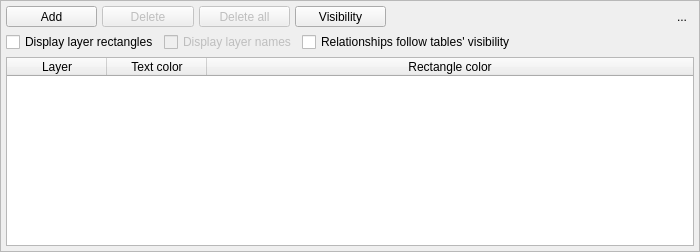
This is libs/libgui/ui/widgets/layersconfigwidget.ui in pgmodeler/pgmodeler as Qt 5 draws it before an edit. The edited form follows.
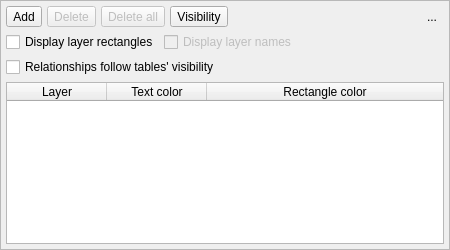
This is the edited form. Icons and pictures are not drawn.

What changed in the file:
```diff
--- a/libs/libgui/ui/widgets/layersconfigwidget.ui
+++ b/libs/libgui/ui/widgets/layersconfigwidget.ui
@@ -6,14 +6,14 @@
    <rect>
     <x>0</x>
     <y>0</y>
-    <width>700</width>
-    <height>252</height>
+    <width>450</width>
+    <height>250</height>
    </rect>
   </property>
   <property name="minimumSize">
    <size>
-    <width>700</width>
-    <height>180</height>
+    <width>450</width>
+    <height>250</height>
    </size>
   </property>
   <property name="maximumSize">
@@ -61,7 +61,10 @@
      <property name="frameShadow">
       <enum>QFrame::Raised</enum>
      </property>
-     <layout class="QGridLayout" name="gridLayout">
+     <layout class="QVBoxLayout" name="verticalLayout_2">
+      <property name="spacing">
+       <number>5</number>
+      </property>
       <property name="leftMargin">
        <number>5</number>
       </property>
@@ -74,60 +77,9 @@
       <property name="bottomMargin">
        <number>5</number>
       </property>
-      <property name="spacing">
-       <number>5</number>
-      </property>
-      <item row="0" column="3">
-       <widget class="QToolButton" name="visibility_tb">
-        <property name="enabled">
-         <bool>true</bool>
-        </property>
-        <property name="sizePolicy">
-         <sizepolicy hsizetype="Preferred" vsizetype="Preferred">
-          <horstretch>0</horstretch>
-          <verstretch>0</verstretch>
-         </sizepolicy>
-        </property>
-        <property name="minimumSize">
-         <size>
-          <width>0</width>
-          <height>0</height>
-         </size>
-        </property>
-        <property name="toolTip">
-         <string>Add a new layer</string>
-        </property>
-        <property name="text">
-         <string>Visibility</string>
-        </property>
-        <property name="icon">
-         <iconset resource="../../res/resources.qrc">
-          <normaloff>:/icons/icons/layervisibility.png</normaloff>:/icons/icons/layervisibility.png</iconset>
-        </property>
-        <property name="iconSize">
-         <size>
-          <width>25</width>
-          <height>25</height>
-         </size>
-        </property>
-        <property name="checkable">
-         <bool>false</bool>
-        </property>
-        <property name="checked">
-         <bool>false</bool>
-        </property>
-        <property name="popupMode">
-         <enum>QToolButton::InstantPopup</enum>
-        </property>
-        <property name="toolButtonStyle">
-         <enum>Qt::ToolButtonTextBesideIcon</enum>
-        </property>
-        <property name="autoRaise">
-         <bool>false</bool>
-        </property>
-       </widget>
-      </item>
-      <item row="0" column="0">
+      <item>
+       <layout class="QHBoxLayout" name="horizontalLayout_2">
+        <item>
        <widget class="QToolButton" name="add_tb">
         <property name="enabled">
          <bool>true</bool>
@@ -171,51 +123,7 @@
         </property>
        </widget>
       </item>
-      <item row="0" column="2">
-       <widget class="QToolButton" name="remove_all_tb">
-        <property name="enabled">
-         <bool>false</bool>
-        </property>
-        <property name="sizePolicy">
-         <sizepolicy hsizetype="Preferred" vsizetype="Preferred">
-          <horstretch>0</horstretch>
-          <verstretch>0</verstretch>
-         </sizepolicy>
-        </property>
-        <property name="minimumSize">
-         <size>
-          <width>0</width>
-          <height>0</height>
-         </size>
-        </property>
-        <property name="toolTip">
-         <string>Remove all layers</string>
-        </property>
-        <property name="text">
-         <string>Delete all</string>
-        </property>
-        <property name="icon">
-         <iconset resource="../../res/resources.qrc">
-          <normaloff>:/icons/icons/clearlayers.png</normaloff>:/icons/icons/clearlayers.png</iconset>
-        </property>
-        <property name="iconSize">
-         <size>
-          <width>25</width>
-          <height>25</height>
-         </size>
-        </property>
-        <property name="shortcut">
-         <string>Shift+Del</string>
-        </property>
-        <property name="toolButtonStyle">
-         <enum>Qt::ToolButtonTextBesideIcon</enum>
-        </property>
-        <property name="autoRaise">
-         <bool>false</bool>
-        </property>
-       </widget>
-      </item>
-      <item row="0" column="1">
+        <item>
        <widget class="QToolButton" name="remove_tb">
         <property name="enabled">
          <bool>false</bool>
@@ -259,7 +167,145 @@
         </property>
        </widget>
       </item>
-      <item row="1" column="0" colspan="8">
+        <item>
+         <widget class="QToolButton" name="remove_all_tb">
+          <property name="enabled">
+           <bool>false</bool>
+          </property>
+          <property name="sizePolicy">
+           <sizepolicy hsizetype="Preferred" vsizetype="Preferred">
+            <horstretch>0</horstretch>
+            <verstretch>0</verstretch>
+           </sizepolicy>
+          </property>
+          <property name="minimumSize">
+           <size>
+            <width>0</width>
+            <height>0</height>
+           </size>
+          </property>
+          <property name="toolTip">
+           <string>Remove all layers</string>
+          </property>
+          <property name="text">
+           <string>Delete all</string>
+          </property>
+          <property name="icon">
+           <iconset resource="../../res/resources.qrc">
+            <normaloff>:/icons/icons/clearlayers.png</normaloff>:/icons/icons/clearlayers.png</iconset>
+          </property>
+          <property name="iconSize">
+           <size>
+            <width>25</width>
+            <height>25</height>
+           </size>
+          </property>
+          <property name="shortcut">
+           <string>Shift+Del</string>
+          </property>
+          <property name="toolButtonStyle">
+           <enum>Qt::ToolButtonTextBesideIcon</enum>
+          </property>
+          <property name="autoRaise">
+           <bool>false</bool>
+          </property>
+         </widget>
+        </item>
+        <item>
+         <widget class="QToolButton" name="visibility_tb">
+          <property name="enabled">
+           <bool>true</bool>
+          </property>
+          <property name="sizePolicy">
+           <sizepolicy hsizetype="Preferred" vsizetype="Preferred">
+            <horstretch>0</horstretch>
+            <verstretch>0</verstretch>
+           </sizepolicy>
+          </property>
+          <property name="minimumSize">
+           <size>
+            <width>0</width>
+            <height>0</height>
+           </size>
+          </property>
+          <property name="toolTip">
+           <string>Add a new layer</string>
+          </property>
+          <property name="text">
+           <string>Visibility</string>
+          </property>
+          <property name="icon">
+           <iconset resource="../../res/resources.qrc">
+            <normaloff>:/icons/icons/layervisibility.png</normaloff>:/icons/icons/layervisibility.png</iconset>
+          </property>
+          <property name="iconSize">
+           <size>
+            <width>25</width>
+            <height>25</height>
+           </size>
+          </property>
+          <property name="checkable">
+           <bool>false</bool>
+          </property>
+          <property name="checked">
+           <bool>false</bool>
+          </property>
+          <property name="popupMode">
+           <enum>QToolButton::InstantPopup</enum>
+          </property>
+          <property name="toolButtonStyle">
+           <enum>Qt::ToolButtonTextBesideIcon</enum>
+          </property>
+          <property name="autoRaise">
+           <bool>false</bool>
+          </property>
+         </widget>
+        </item>
+        <item>
+         <spacer name="horizontalSpacer">
+          <property name="orientation">
+           <enum>Qt::Horizontal</enum>
+          </property>
+          <property name="sizeType">
+           <enum>QSizePolicy::Expanding</enum>
+          </property>
+          <property name="sizeHint" stdset="0">
+           <size>
+            <width>20</width>
+            <height>20</height>
+           </size>
+          </property>
+         </spacer>
+        </item>
+        <item>
+         <widget class="QToolButton" name="hide_tb">
+          <property name="toolTip">
+           <string>Hide this widget</string>
+          </property>
+          <property name="text">
+           <string>...</string>
+          </property>
+          <property name="icon">
+           <iconset resource="../../res/resources.qrc">
+            <normaloff>:/icons/icons/close1.png</normaloff>:/icons/icons/close1.png</iconset>
+          </property>
+          <property name="iconSize">
+           <size>
+            <width>20</width>
+            <height>20</height>
+           </size>
+          </property>
+          <property name="shortcut">
+           <string>Esc</string>
+          </property>
+          <property name="autoRaise">
+           <bool>true</bool>
+          </property>
+         </widget>
+        </item>
+       </layout>
+      </item>
+      <item>
        <layout class="QHBoxLayout" name="horizontalLayout">
         <property name="spacing">
          <number>5</number>
@@ -283,7 +329,7 @@
            <bool>false</bool>
           </property>
           <property name="sizePolicy">
-           <sizepolicy hsizetype="Fixed" vsizetype="Fixed">
+           <sizepolicy hsizetype="Expanding" vsizetype="Fixed">
             <horstretch>0</horstretch>
             <verstretch>0</verstretch>
            </sizepolicy>
@@ -293,6 +339,8 @@
           </property>
          </widget>
         </item>
+       </layout>
+      </item>
         <item>
          <widget class="QCheckBox" name="rels_tabs_visibility_chk">
           <property name="sizePolicy">
@@ -306,9 +354,7 @@
           </property>
          </widget>
         </item>
-       </layout>
-      </item>
-      <item row="2" column="0" colspan="8">
+      <item>
        <widget class="QTableWidget" name="layers_tab">
         <property name="sizePolicy">
          <sizepolicy hsizetype="Expanding" vsizetype="Expanding">
@@ -372,48 +418,6 @@
         </column>
        </widget>
       </item>
-      <item row="0" column="7">
-       <widget class="QToolButton" name="hide_tb">
-        <property name="toolTip">
-         <string>Hide this widget</string>
-        </property>
-        <property name="text">
-         <string>...</string>
-        </property>
-        <property name="icon">
-         <iconset resource="../../res/resources.qrc">
-          <normaloff>:/icons/icons/close1.png</normaloff>:/icons/icons/close1.png</iconset>
-        </property>
-        <property name="iconSize">
-         <size>
-          <width>20</width>
-          <height>20</height>
-         </size>
-        </property>
-        <property name="shortcut">
-         <string>Esc</string>
-        </property>
-        <property name="autoRaise">
-         <bool>true</bool>
-        </property>
-       </widget>
-      </item>
-      <item row="0" column="4" colspan="3">
-       <spacer name="horizontalSpacer">
-        <property name="orientation">
-         <enum>Qt::Horizontal</enum>
-        </property>
-        <property name="sizeType">
-         <enum>QSizePolicy::Expanding</enum>
-        </property>
-        <property name="sizeHint" stdset="0">
-         <size>
-          <width>20</width>
-          <height>20</height>
-         </size>
-        </property>
-       </spacer>
-      </item>
      </layout>
     </widget>
    </item>
```
Left out of the diff: 3 changed lines with no effect on the pictures. Lines whose indentation alone changed are shown as unchanged.
